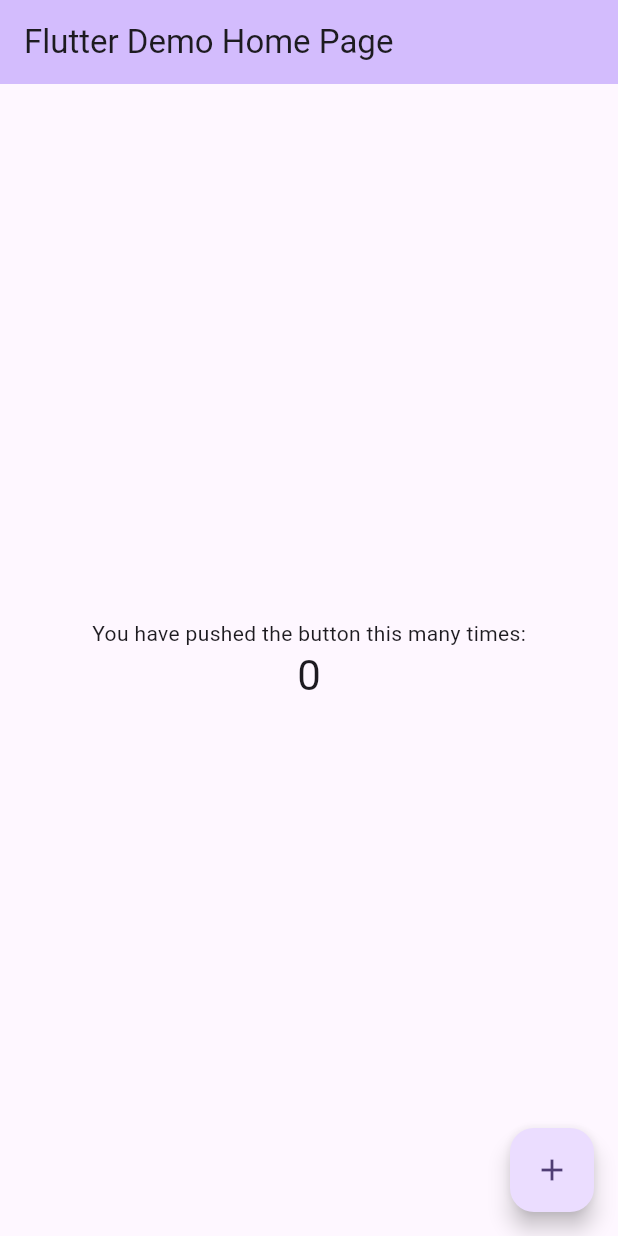
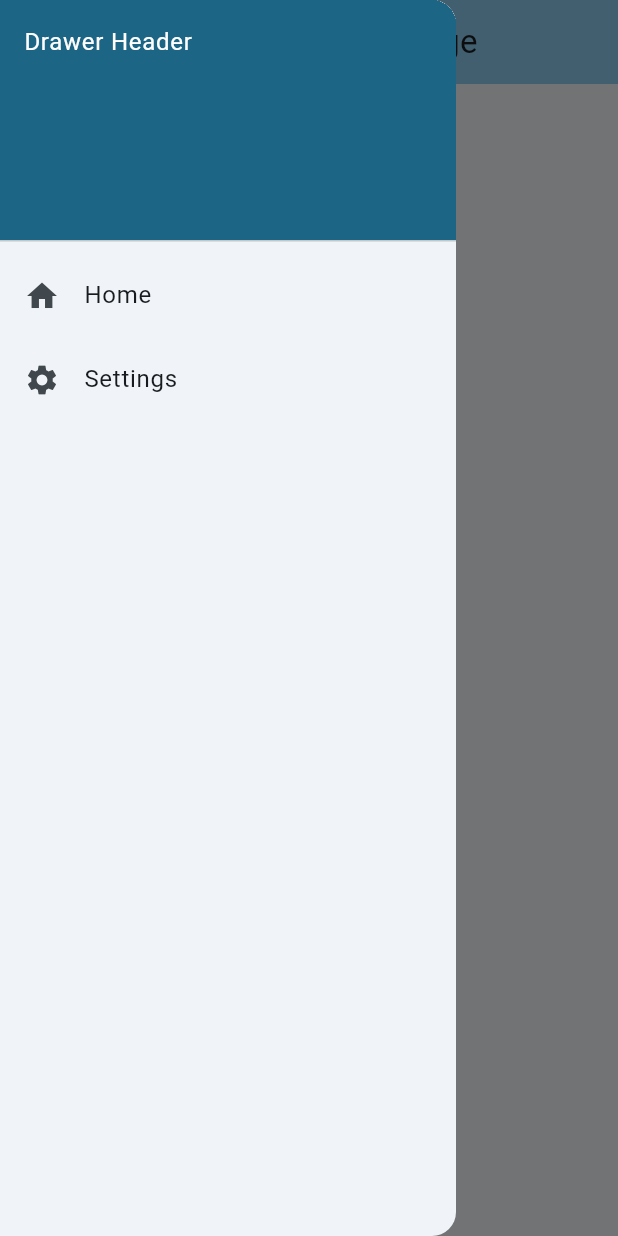
Before and after one commit to eshaank1/ecosort, a Flutter app: the screen it shows after launch, with the side drawer open (before the commit the screen has no drawer), on a phone screen of 412 x 824 dp. Run offline on Flutter 3.47's test engine with Material 2 defaults, Android fonts, the phone set to English and light mode, and no system bars.

Commit message:
home cleanup + settings framework

```diff
--- a/lib/main.dart
+++ b/lib/main.dart
@@ -5,30 +5,14 @@ void main() {
 }
 
 class MyApp extends StatelessWidget {
-  const MyApp({super.key});
+  const MyApp({Key? key});
 
-  // This widget is the root of your application.
   @override
   Widget build(BuildContext context) {
     return MaterialApp(
       title: 'Flutter Demo',
       theme: ThemeData(
-        // This is the theme of your application.
-        //
-        // TRY THIS: Try running your application with "flutter run". You'll see
-        // the application has a blue toolbar. Then, without quitting the app,
-        // try changing the seedColor in the colorScheme below to Colors.green
-        // and then invoke "hot reload" (save your changes or press the "hot
-        // reload" button in a Flutter-supported IDE, or press "r" if you used
-        // the command line to start the app).
-        //
-        // Notice that the counter didn't reset back to zero; the application
-        // state is not lost during the reload. To reset the state, use hot
-        // restart instead.
-        //
-        // This works for code too, not just values: Most code changes can be
-        // tested with just a hot reload.
-        colorScheme: ColorScheme.fromSeed(seedColor: Colors.deepPurple),
+        colorScheme: ColorScheme.fromSeed(seedColor: Colors.lightBlueAccent),
         useMaterial3: true,
       ),
       home: const MyHomePage(title: 'Flutter Demo Home Page'),
@@ -37,16 +21,7 @@ class MyApp extends StatelessWidget {
 }
 
 class MyHomePage extends StatefulWidget {
-  const MyHomePage({super.key, required this.title});
-
-  // This widget is the home page of your application. It is stateful, meaning
-  // that it has a State object (defined below) that contains fields that affect
-  // how it looks.
-
-  // This class is the configuration for the state. It holds the values (in this
-  // case the title) provided by the parent (in this case the App widget) and
-  // used by the build method of the State. Fields in a Widget subclass are
-  // always marked "final".
+  const MyHomePage({Key? key, required this.title});
 
   final String title;
 
@@ -55,71 +30,54 @@ class MyHomePage extends StatefulWidget {
 }
 
 class _MyHomePageState extends State<MyHomePage> {
-  int _counter = 0;
-
-  void _incrementCounter() {
-    setState(() {
-      // This call to setState tells the Flutter framework that something has
-      // changed in this State, which causes it to rerun the build method below
-      // so that the display can reflect the updated values. If we changed
-      // _counter without calling setState(), then the build method would not be
-      // called again, and so nothing would appear to happen.
-      _counter++;
-    });
-  }
-
   @override
   Widget build(BuildContext context) {
-    // This method is rerun every time setState is called, for instance as done
-    // by the _incrementCounter method above.
-    //
-    // The Flutter framework has been optimized to make rerunning build methods
-    // fast, so that you can just rebuild anything that needs updating rather
-    // than having to individually change instances of widgets.
     return Scaffold(
       appBar: AppBar(
-        // TRY THIS: Try changing the color here to a specific color (to
-        // Colors.amber, perhaps?) and trigger a hot reload to see the AppBar
-        // change color while the other colors stay the same.
         backgroundColor: Theme.of(context).colorScheme.inversePrimary,
-        // Here we take the value from the MyHomePage object that was created by
-        // the App.build method, and use it to set our appbar title.
         title: Text(widget.title),
       ),
-      body: Center(
-        // Center is a layout widget. It takes a single child and positions it
-        // in the middle of the parent.
-        child: Column(
-          // Column is also a layout widget. It takes a list of children and
-          // arranges them vertically. By default, it sizes itself to fit its
-          // children horizontally, and tries to be as tall as its parent.
-          //
-          // Column has various properties to control how it sizes itself and
-          // how it positions its children. Here we use mainAxisAlignment to
-          // center the children vertically; the main axis here is the vertical
-          // axis because Columns are vertical (the cross axis would be
-          // horizontal).
-          //
-          // TRY THIS: Invoke "debug painting" (choose the "Toggle Debug Paint"
-          // action in the IDE, or press "p" in the console), to see the
-          // wireframe for each widget.
-          mainAxisAlignment: MainAxisAlignment.center,
-          children: <Widget>[
-            const Text(
-              'You have pushed the button this many times:',
+      drawer: Drawer(
+        child: ListView(
+          padding: EdgeInsets.zero,
+          children: [
+            DrawerHeader(
+              decoration: BoxDecoration(
+                color: Theme.of(context).colorScheme.primary,
+              ),
+              child: const Text(
+                'Drawer Header',
+                style: TextStyle(
+                  color: Colors.white,
+                ),
+              ),
             ),
-            Text(
-              '$_counter',
-              style: Theme.of(context).textTheme.headlineMedium,
+            ListTile(
+              leading: const Icon(Icons.home),
+              title: const Text('Home'),
+              onTap: () {
+                Navigator.pop(context);
+                // Add any home-related functionality here
+              },
+            ),
+            ListTile(
+              leading: const Icon(Icons.settings),
+              title: const Text('Settings'),
+              onTap: _openSettingsPage, // Open SettingsPage
             ),
           ],
         ),
       ),
-      floatingActionButton: FloatingActionButton(
-        onPressed: _incrementCounter,
-        tooltip: 'Increment',
-        child: const Icon(Icons.add),
-      ), // This trailing comma makes auto-formatting nicer for build methods.
+      body: Center(
+        child: Container(), // Empty container
+      ),
+    );
+  }
+
+  void _openSettingsPage() {
+    Navigator.push(
+      context,
+      MaterialPageRoute(builder: (context) => const SettingsPage()),
     );
   }
 }
```
